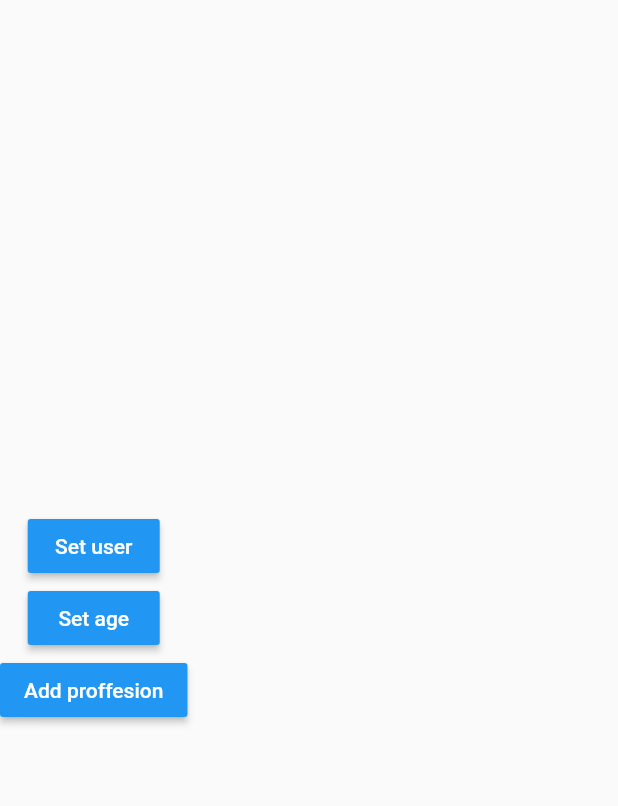
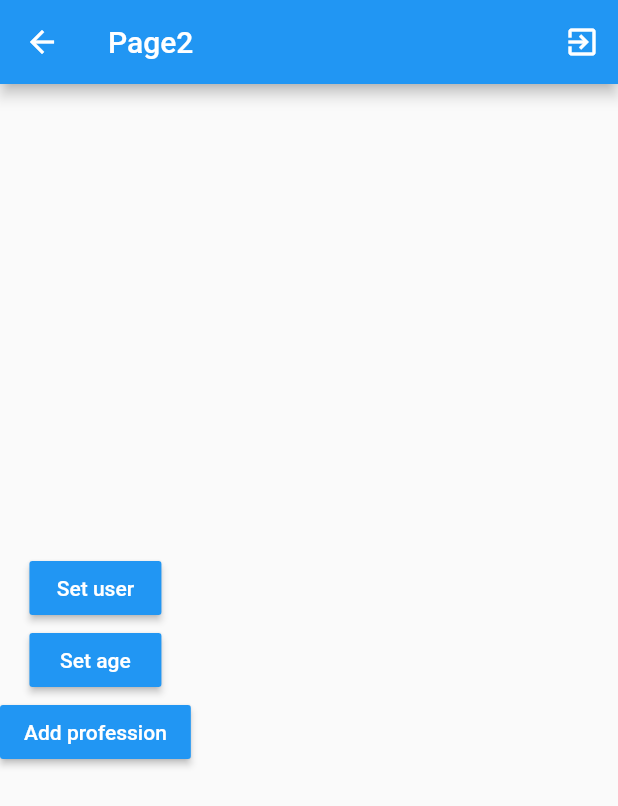
Before and after one commit to jimibilibob/flutter-state-managment, a Flutter app: the screen it shows after launch, after a tap on the "usb" icon, on a phone screen of 412 x 824 dp. Shown: the top 806 px of the screen. Run offline on Flutter 3.47's test engine with Material 2 defaults, Android fonts, the phone set to English and light mode, and no system bars; our stand-ins replace bloc, flutter_bloc.

Commit message:
End Bloc

```diff
--- /dev/null
+++ b/lib/bloc/user/user_bloc.dart
@@ -0,0 +1,31 @@
+import 'package:bloc/bloc.dart';
+import 'package:flutter/material.dart';
+import 'package:states/models/user.dart';
+
+part 'user_event.dart';
+part 'user_state.dart';
+
+class UserBloc extends Bloc<UserEvent, UserState> {
+  UserBloc() : super(const UserInitialState()) {
+    on<ActivateUser>((event, emit) => emit(UserSetState(event.user)));
+
+    on<ChangeUserAge>((event, emit) {
+      // print('ChangeUserAge called!!');
+      if (!state.existsUser) return;
+
+      emit(UserSetState(state.user!.copyWith(age: event.age)));
+      // print('A new state will be emitted');
+    });
+
+    on<AddUserProfession>((event, emit) {
+      // print('ChangeUserAge called!!');
+      if (!state.existsUser) return;
+
+      emit(UserSetState(state.user!.copyWith(
+          professions: [...state.user!.professions, event.profession])));
+      // print('A new state will be emitted!!');
+    });
+
+    on<RemoveUser>((event, emit) => emit(const UserInitialState()));
+  }
+}
--- /dev/null
+++ b/lib/bloc/user/user_event.dart
@@ -0,0 +1,24 @@
+part of 'user_bloc.dart';
+
+@immutable
+abstract class UserEvent {}
+
+class ActivateUser extends UserEvent {
+  final User user;
+
+  ActivateUser(this.user);
+}
+
+class ChangeUserAge extends UserEvent {
+  final int age;
+
+  ChangeUserAge(this.age);
+}
+
+class AddUserProfession extends UserEvent {
+  final String profession;
+
+  AddUserProfession(this.profession);
+}
+
+class RemoveUser extends UserEvent {}
--- /dev/null
+++ b/lib/bloc/user/user_state.dart
@@ -0,0 +1,19 @@
+part of 'user_bloc.dart';
+
+@immutable
+abstract class UserState {
+  final bool existsUser;
+  final User? user;
+
+  const UserState({this.existsUser = false, this.user});
+}
+
+class UserInitialState extends UserState {
+  const UserInitialState() : super(existsUser: false, user: null);
+}
+
+class UserSetState extends UserState {
+  final User newUser;
+
+  const UserSetState(this.newUser) : super(existsUser: true, user: newUser);
+}
--- a/lib/main.dart
+++ b/lib/main.dart
@@ -1,15 +1,24 @@
+import 'package:flutter_bloc/flutter_bloc.dart';
 import 'package:flutter/material.dart';
+import 'package:states/bloc/user/user_bloc.dart';
+
 import 'package:states/screens/page1_screen.dart';
 import 'package:states/screens/page2_screen.dart';
 
-void main() => runApp(MyApp());
+void main() => runApp(const MyApp());
 
 class MyApp extends StatelessWidget {
   const MyApp({Key? key}) : super(key: key);
 
   @override
   Widget build(BuildContext context) {
-    return MaterialApp(
+    return MultiBlocProvider(
+      providers: [
+        BlocProvider(
+          create: (context) => UserBloc(),
+        )
+      ],
+      child: MaterialApp(
         debugShowCheckedModeBanner: false,
         title: 'Material App',
         initialRoute: 'page1',
@@ -17,6 +26,7 @@ class MyApp extends StatelessWidget {
           'page1': (_) => const Page1Screen(),
           'page2': (_) => const Page2Screen()
         },
+      ),
     );
   }
 }
--- a/lib/models/user.dart
+++ b/lib/models/user.dart
@@ -1,7 +1,12 @@
 class User {
-  String name;
-  int age;
-  List<String> proffesions;
+  final String name;
+  final int age;
+  final List<String> professions;
 
-  User({required this.name, required this.age, required this.proffesions});
+  User({required this.name, required this.age, required this.professions});
+
+  User copyWith({String? name, int? age, List<String>? professions}) => User(
+      name: name ?? this.name,
+      age: age ?? this.age,
+      professions: professions ?? this.professions);
 }
--- a/lib/screens/page1_screen.dart
+++ b/lib/screens/page1_screen.dart
@@ -1,4 +1,7 @@
 import 'package:flutter/material.dart';
+import 'package:flutter_bloc/flutter_bloc.dart';
+import 'package:states/bloc/user/user_bloc.dart';
+import 'package:states/models/user.dart';
 
 class Page1Screen extends StatelessWidget {
   const Page1Screen({Key? key}) : super(key: key);
@@ -9,7 +12,13 @@ class Page1Screen extends StatelessWidget {
       appBar: AppBar(
         title: const Text('Page1'),
       ),
-      body: UserInformation(),
+      body: BlocBuilder<UserBloc, UserState>(
+        builder: (context, state) => state.existsUser
+            ? UserInformation(user: state.user!)
+            : const Center(
+                child: Text('No user information'),
+              ),
+      ),
       floatingActionButton: FloatingActionButton(
         child: const Icon(Icons.usb_rounded),
         onPressed: () => Navigator.pushNamed(context, 'page2'),
@@ -21,48 +30,47 @@ class Page1Screen extends StatelessWidget {
 class UserInformation extends StatelessWidget {
   const UserInformation({
     Key? key,
+    required this.user,
   }) : super(key: key);
+
+  final User user;
 
   @override
   Widget build(BuildContext context) {
-    return Container(
-      width: double.infinity,
-      height: double.infinity,
+    return SingleChildScrollView(
+      // width: double.infinity,
+      // height: double.infinity,
       padding: const EdgeInsets.all(20.0),
       child: Column(
         crossAxisAlignment: CrossAxisAlignment.start,
-        children: const [
-          Text(
+        children: [
+          const Text(
             'General',
             style: TextStyle(
               fontSize: 18,
               fontWeight: FontWeight.bold,
             ),
           ),
-          Divider(),
+          const Divider(),
           ListTile(
-            title: Text('Name: '),
+            title: Text('Name: ${user.name}'),
           ),
           ListTile(
-            title: Text('age: '),
+            title: Text('age: ${user.age}'),
           ),
-          Text(
-            'Proffesions',
+          const Text(
+            'professions',
             style: TextStyle(
               fontSize: 18,
               fontWeight: FontWeight.bold,
             ),
           ),
-          Divider(),
-          ListTile(
-            title: Text('proffesion'),
-          ),
-          ListTile(
-            title: Text('proffesion'),
-          ),
-          ListTile(
-            title: Text('proffesion'),
-          ),
+          const Divider(),
+          ...user.professions
+              .map((profession) => ListTile(
+                    title: Text(profession),
+                  ))
+              .toList()
         ],
       ),
     );
--- a/lib/screens/page2_screen.dart
+++ b/lib/screens/page2_screen.dart
@@ -1,11 +1,26 @@
 import 'package:flutter/material.dart';
+import 'package:flutter_bloc/flutter_bloc.dart';
+import 'package:states/bloc/user/user_bloc.dart';
+import 'package:states/models/user.dart';
 
 class Page2Screen extends StatelessWidget {
   const Page2Screen({Key? key}) : super(key: key);
 
   @override
   Widget build(BuildContext context) {
+    final userBloc = BlocProvider.of<UserBloc>(context, listen: false);
+
     return Scaffold(
+        appBar: AppBar(
+          title: const Text('Page2'),
+          actions: [
+            IconButton(
+                onPressed: () {
+                  userBloc.add(RemoveUser());
+                },
+                icon: const Icon(Icons.exit_to_app))
+          ],
+        ),
         body: Column(
           mainAxisAlignment: MainAxisAlignment.center,
           children: [
@@ -15,7 +30,13 @@ class Page2Screen extends StatelessWidget {
                 style: TextStyle(color: Colors.white),
               ),
               color: Colors.blue,
-          onPressed: () {},
+              onPressed: () {
+                final user = User(name: 'Israel', age: 27, professions: [
+                  "System's Engineering",
+                  'FullStack Developer'
+                ]);
+                userBloc.add(ActivateUser(user));
+              },
             ),
             MaterialButton(
               child: const Text(
@@ -23,15 +44,19 @@ class Page2Screen extends StatelessWidget {
                 style: TextStyle(color: Colors.white),
               ),
               color: Colors.blue,
-          onPressed: () {},
+              onPressed: () {
+                userBloc.add(ChangeUserAge(24));
+              },
             ),
             MaterialButton(
               child: const Text(
-            'Add proffesion',
+                'Add profession',
                 style: TextStyle(color: Colors.white),
               ),
               color: Colors.blue,
-          onPressed: () {},
+              onPressed: () {
+                userBloc.add(AddUserProfession('Senior'));
+              },
             )
           ],
         ));
```
Also changed, not shown: pubspec.yaml (+4 -17 lines), pubspec.lock, 1 other file. Lines whose indentation alone changed are shown as unchanged.
